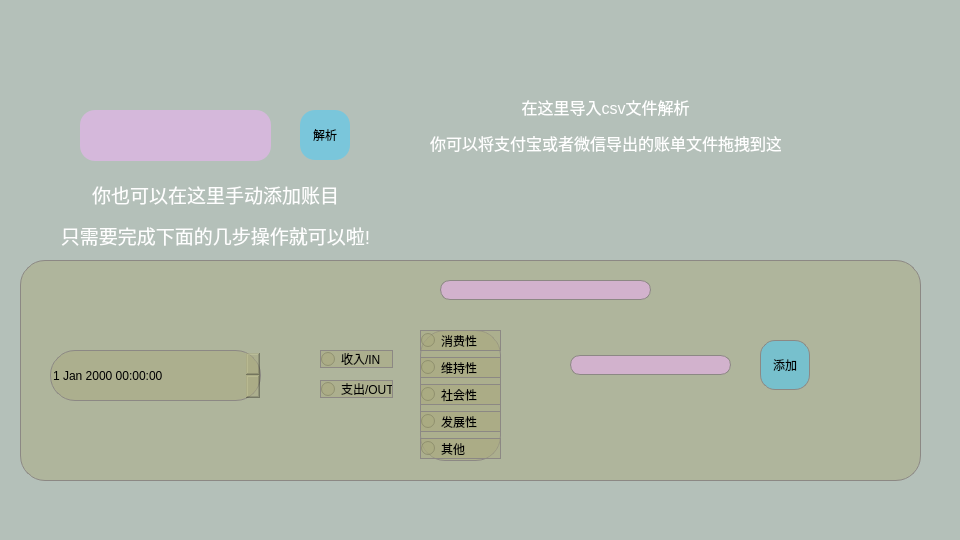
Before: the Qt Designer form add_account_page.ui in YuanQiPKU/Reservoir, drawn with Qt 5.
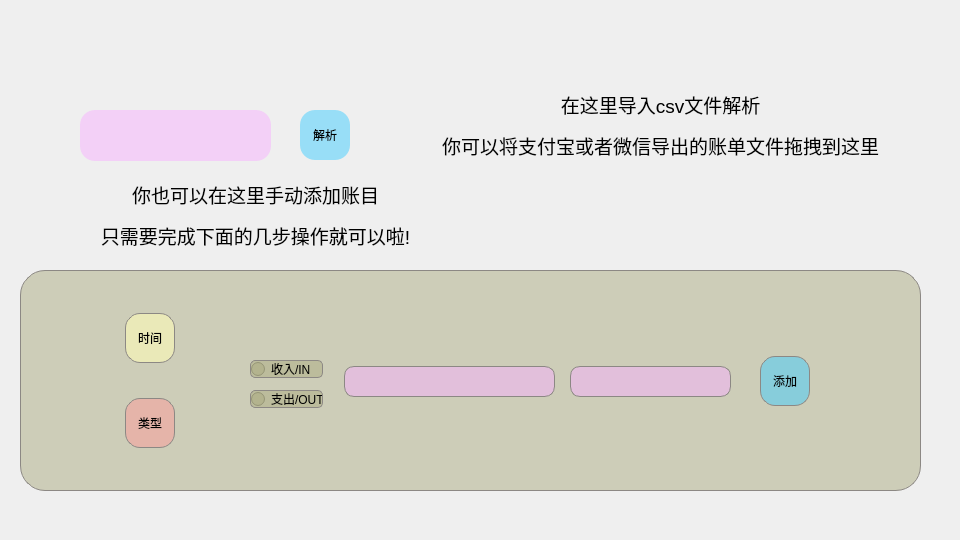
After: the same form once the commit is applied. Icons and pictures are not drawn.

Commit message: 修改了部分ui和操作逻辑,可发布

```diff
--- a/add_account_page.ui
+++ b/add_account_page.ui
@@ -47,13 +47,110 @@
     </size>
    </property>
    <property name="styleSheet">
-    <string notr="true">background-color: rgba(153, 170, 160, 175);</string>
+    <string notr="true">background-image: url(:/pages/main_page/image/P3.jpg);</string>
    </property>
+  </widget>
+  <widget class="QPushButton" name="btnYes">
+   <property name="geometry">
+    <rect>
+     <x>300</x>
+     <y>110</y>
+     <width>50</width>
+     <height>50</height>
+    </rect>
+   </property>
+   <property name="minimumSize">
+    <size>
+     <width>50</width>
+     <height>50</height>
+    </size>
+   </property>
+   <property name="maximumSize">
+    <size>
+     <width>50</width>
+     <height>50</height>
+    </size>
+   </property>
+   <property name="contextMenuPolicy">
+    <enum>Qt::DefaultContextMenu</enum>
+   </property>
+   <property name="styleSheet">
+    <string notr="true">QPushButton {
+	font: 10pt &quot;幼圆&quot;;
+	background-color: rgba(61, 203, 255, 125);
+    color: #000000; /* 文字颜色 */
+    font-weight: normal;
+    padding: 5px; /* 按需调整内边距 */
+   border-radius: 15px; /* 边框圆角 */
+}
+
+QPushButton:hover {
+	background-color: rgba(61, 203, 255, 200);
+    border-style: solid; /* 按下时边框样式 */
+    border-width: 1px; /* 按下时边框宽度 */
+    border-color: #8c8884; /* 按下时边框颜色 */
+    border-radius: 15px; /* 边框圆角 */
+}
+
+</string>
+   </property>
+   <property name="text">
+    <string>解析</string>
+   </property>
+  </widget>
+  <widget class="QTextEdit" name="textEdit">
+   <property name="geometry">
+    <rect>
+     <x>80</x>
+     <y>110</y>
+     <width>191</width>
+     <height>51</height>
+    </rect>
+   </property>
+   <property name="styleSheet">
+    <string notr="true">QTextEdit{
+	background-color: rgba(246, 176, 255,125);
+   border-radius: 15px; /* 边框圆角 */
+}</string>
+   </property>
+  </widget>
+  <widget class="QLabel" name="label">
+   <property name="geometry">
+    <rect>
+     <x>430</x>
+     <y>70</y>
+     <width>461</width>
+     <height>111</height>
+    </rect>
+   </property>
+   <property name="styleSheet">
+    <string notr="true">font: 9pt &quot;幼圆&quot;;</string>
+   </property>
+   <property name="text">
+    <string>&lt;html&gt;&lt;head/&gt;&lt;body&gt;&lt;p align=&quot;center&quot;&gt;&lt;span style=&quot; font-size:14pt; color:#000000;&quot;&gt;在这里导入csv文件解析&lt;/span&gt;&lt;/p&gt;&lt;p align=&quot;center&quot;&gt;&lt;span style=&quot; font-size:14pt; color:#000000;&quot;&gt;你可以将支付宝或者微信导出的账单文件拖拽到这里&lt;/span&gt;&lt;/p&gt;&lt;/body&gt;&lt;/html&gt;</string>
+   </property>
+  </widget>
+  <widget class="QLabel" name="label_2">
+   <property name="geometry">
+    <rect>
+     <x>50</x>
+     <y>180</y>
+     <width>411</width>
+     <height>71</height>
+    </rect>
+   </property>
+   <property name="styleSheet">
+    <string notr="true">font: 9pt &quot;幼圆&quot;;</string>
+   </property>
+   <property name="text">
+    <string>&lt;html&gt;&lt;head/&gt;&lt;body&gt;&lt;p align=&quot;center&quot;&gt;&lt;span style=&quot; font-size:14pt; color:#000000;&quot;&gt;你也可以在这里手动添加账目&lt;/span&gt;&lt;/p&gt;&lt;p align=&quot;center&quot;&gt;&lt;span style=&quot; font-size:14pt; color:#000000;&quot;&gt;只需要完成下面的几步操作就可以啦!&lt;/span&gt;&lt;/p&gt;&lt;/body&gt;&lt;/html&gt;</string>
+   </property>
+  </widget>
    <widget class="QWidget" name="common_way_widget" native="true">
     <property name="geometry">
      <rect>
       <x>20</x>
-      <y>260</y>
+     <y>270</y>
       <width>901</width>
       <height>221</height>
      </rect>
@@ -80,12 +177,15 @@
     <widget class="QRadioButton" name="btnIn">
      <property name="geometry">
       <rect>
-       <x>300</x>
+      <x>230</x>
        <y>90</y>
        <width>73</width>
        <height>18</height>
       </rect>
      </property>
+    <property name="styleSheet">
+     <string notr="true">border-radius: 5px; /* 边框圆角 */</string>
+    </property>
      <property name="text">
       <string>收入/IN</string>
      </property>
@@ -93,12 +193,15 @@
     <widget class="QRadioButton" name="btnOut">
      <property name="geometry">
       <rect>
-       <x>300</x>
+      <x>230</x>
        <y>120</y>
        <width>73</width>
        <height>18</height>
       </rect>
      </property>
+    <property name="styleSheet">
+     <string notr="true">border-radius: 5px; /* 边框圆角 */</string>
+    </property>
      <property name="text">
       <string>支出/OUT</string>
      </property>
@@ -107,7 +210,7 @@
      <property name="geometry">
       <rect>
        <x>740</x>
-       <y>80</y>
+      <y>86</y>
        <width>50</width>
        <height>50</height>
       </rect>
@@ -155,9 +258,9 @@
      <property name="geometry">
       <rect>
        <x>550</x>
-       <y>95</y>
+      <y>96</y>
        <width>161</width>
-       <height>20</height>
+      <height>31</height>
       </rect>
      </property>
      <property name="styleSheet">
@@ -170,10 +273,10 @@
     <widget class="QLineEdit" name="lineEdit_2">
      <property name="geometry">
       <rect>
-       <x>420</x>
-       <y>20</y>
+      <x>324</x>
+      <y>96</y>
        <width>211</width>
-       <height>20</height>
+      <height>31</height>
       </rect>
      </property>
      <property name="styleSheet">
@@ -183,70 +286,59 @@
 }</string>
      </property>
     </widget>
-    <widget class="QWidget" name="verticalLayoutWidget">
+   <widget class="QPushButton" name="btnKind">
      <property name="geometry">
       <rect>
-       <x>400</x>
-       <y>70</y>
-       <width>81</width>
-       <height>131</height>
-      </rect>
-     </property>
-     <layout class="QVBoxLayout" name="verticalLayout">
-      <item>
-       <widget class="QRadioButton" name="consume">
-        <property name="text">
-         <string>消费性</string>
-        </property>
-       </widget>
-      </item>
-      <item>
-       <widget class="QRadioButton" name="maintain">
-        <property name="text">
-         <string>维持性</string>
-        </property>
-       </widget>
-      </item>
-      <item>
-       <widget class="QRadioButton" name="social">
-        <property name="text">
-         <string>社会性</string>
-        </property>
-       </widget>
-      </item>
-      <item>
-       <widget class="QRadioButton" name="develop">
-        <property name="text">
-         <string>发展性</string>
-        </property>
-       </widget>
-      </item>
-      <item>
-       <widget class="QRadioButton" name="other">
+      <x>105</x>
+      <y>128</y>
+      <width>50</width>
+      <height>50</height>
+     </rect>
+    </property>
+    <property name="minimumSize">
+     <size>
+      <width>50</width>
+      <height>50</height>
+     </size>
+    </property>
+    <property name="maximumSize">
+     <size>
+      <width>50</width>
+      <height>50</height>
+     </size>
+    </property>
+    <property name="contextMenuPolicy">
+     <enum>Qt::DefaultContextMenu</enum>
+    </property>
+    <property name="styleSheet">
+     <string notr="true">QPushButton {
+	font: 10pt &quot;幼圆&quot;;
+	background-color: rgba(255, 151, 153,120);
+    color: #000000; /* 文字颜色 */
+    font-weight: normal;
+    padding: 5px; /* 按需调整内边距 */
+   border-radius: 15px; /* 边框圆角 */
+}
+
+QPushButton:hover {
+	background-color: rgba(255, 151, 153, 200);
+    border-style: solid; /* 按下时边框样式 */
+    border-width: 1px; /* 按下时边框宽度 */
+    border-color: #8c8884; /* 按下时边框颜色 */
+    border-radius: 15px; /* 边框圆角 */
+}
+
+</string>
+    </property>
         <property name="text">
-         <string>其他</string>
-        </property>
-       </widget>
-      </item>
-     </layout>
-    </widget>
-    <widget class="QDateTimeEdit" name="dateTimeEdit">
+     <string>类型</string>
+    </property>
+   </widget>
+   <widget class="QPushButton" name="btnTime">
      <property name="geometry">
       <rect>
-       <x>30</x>
-       <y>90</y>
-       <width>211</width>
-       <height>51</height>
-      </rect>
-     </property>
-    </widget>
-   </widget>
-  </widget>
-  <widget class="QPushButton" name="btnYes">
-   <property name="geometry">
-    <rect>
-     <x>300</x>
-     <y>110</y>
+      <x>105</x>
+      <y>43</y>
      <width>50</width>
      <height>50</height>
     </rect>
@@ -269,7 +361,7 @@
    <property name="styleSheet">
     <string notr="true">QPushButton {
 	font: 10pt &quot;幼圆&quot;;
-	background-color: rgba(61, 203, 255, 125);
+	background-color: rgba(255, 253, 183, 150);
     color: #000000; /* 文字颜色 */
     font-weight: normal;
     padding: 5px; /* 按需调整内边距 */
@@ -287,50 +379,9 @@
 </string>
    </property>
    <property name="text">
-    <string>解析</string>
-   </property>
-  </widget>
-  <widget class="QTextEdit" name="textEdit">
-   <property name="geometry">
-    <rect>
-     <x>80</x>
-     <y>110</y>
-     <width>191</width>
-     <height>51</height>
-    </rect>
-   </property>
-   <property name="styleSheet">
-    <string notr="true">QTextEdit{
-	background-color: rgba(246, 176, 255,125);
-   border-radius: 15px; /* 边框圆角 */
-}</string>
-   </property>
-  </widget>
-  <widget class="QLabel" name="label">
-   <property name="geometry">
-    <rect>
-     <x>430</x>
-     <y>70</y>
-     <width>351</width>
-     <height>111</height>
-    </rect>
-   </property>
-   <property name="text">
-    <string>&lt;html&gt;&lt;head/&gt;&lt;body&gt;&lt;p align=&quot;center&quot;&gt;&lt;span style=&quot; font-size:12pt; color:#ffffff;&quot;&gt;在这里导入csv文件解析&lt;/span&gt;&lt;/p&gt;&lt;p align=&quot;center&quot;&gt;&lt;span style=&quot; font-size:12pt; color:#ffffff;&quot;&gt;你可以将支付宝或者微信导出的账单文件拖拽到这里&lt;/span&gt;&lt;/p&gt;&lt;/body&gt;&lt;/html&gt;</string>
-   </property>
-  </widget>
-  <widget class="QLabel" name="label_2">
-   <property name="geometry">
-    <rect>
-     <x>50</x>
-     <y>180</y>
-     <width>331</width>
-     <height>71</height>
-    </rect>
-   </property>
-   <property name="text">
-    <string>&lt;html&gt;&lt;head/&gt;&lt;body&gt;&lt;p align=&quot;center&quot;&gt;&lt;span style=&quot; font-size:14pt; color:#fefefe;&quot;&gt;你也可以在这里手动添加账目&lt;/span&gt;&lt;/p&gt;&lt;p align=&quot;center&quot;&gt;&lt;span style=&quot; font-size:14pt; color:#fefefe;&quot;&gt;只需要完成下面的几步操作就可以啦!&lt;/span&gt;&lt;/p&gt;&lt;/body&gt;&lt;/html&gt;</string>
-   </property>
+     <string>时间</string>
+    </property>
+   </widget>
   </widget>
  </widget>
  <resources/>
```
Left out of the diff: 2 changed lines with no effect on the pictures. Lines whose indentation alone changed are shown as unchanged. The commit also changes 14 other files.
